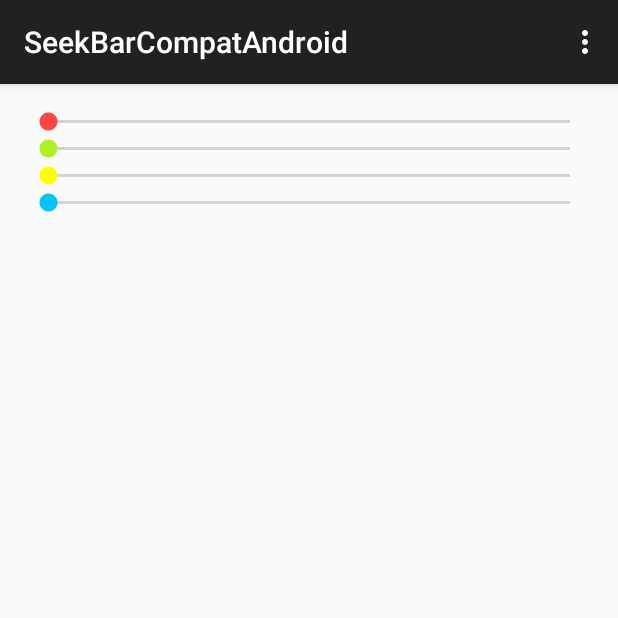
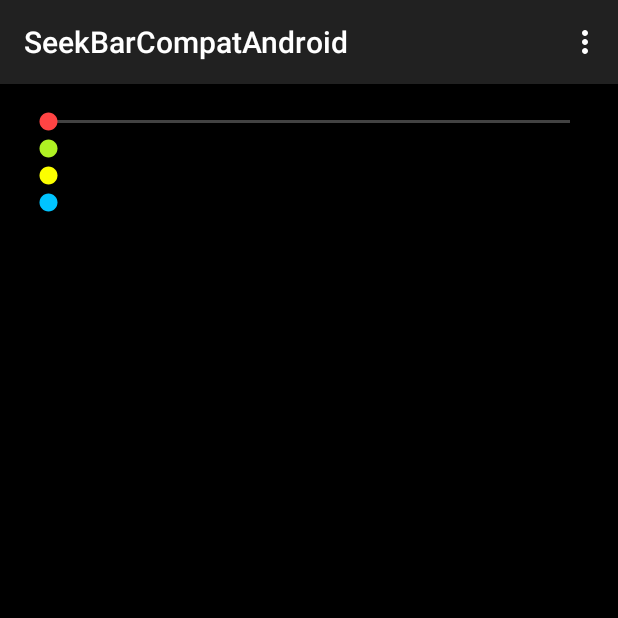
Before and after one commit to ahmedrizwan/SeekBarCompat, an Android app: the screen it shows after launch (MainActivity), on a phone screen of 412 x 824 dp, the top half of it. Run offline under Robolectric (Android 15) with nearby library versions, the phone set to English and light mode, and no system bars.

Commit message:
Change progressBackground Color

```diff
--- a/app/src/main/java/app/minimize/com/seekbarcompatandroid/MainActivity.java
+++ b/app/src/main/java/app/minimize/com/seekbarcompatandroid/MainActivity.java
@@ -15,6 +15,7 @@ public class MainActivity extends AppCompatActivity {
         setContentView(R.layout.activity_main);
 
         SeekBarCompat seekBarCompat = (SeekBarCompat) findViewById(R.id.materialSeekBar);
+//        seekBarCompat.setThumbColor(Color.RED);
 
         SeekBarCompat seekBarCompatTwo = (SeekBarCompat) findViewById(R.id.materialSeekBarTwo);
 
--- a/app/src/main/res/layout/activity_main.xml
+++ b/app/src/main/res/layout/activity_main.xml
@@ -9,6 +9,7 @@
               android:paddingRight="@dimen/activity_horizontal_margin"
               android:orientation="vertical"
               android:paddingTop="@dimen/activity_vertical_margin"
+              android:background="@android:color/black"
               tools:context=".MainActivity">
 
     <app.minimize.com.seek_bar_compat.SeekBarCompat
@@ -16,6 +17,7 @@
         android:layout_width="match_parent"
         android:layout_height="wrap_content"
         android:maxHeight="300sp"
+        app:progressBackgroundColor="#FFFF"
         app:progressColor="#AFF123"
         app:thumbColor="#FF4444"/>
 
--- a/seekbar-compat/src/main/java/app/minimize/com/seek_bar_compat/SeekBarCompat.java
+++ b/seekbar-compat/src/main/java/app/minimize/com/seek_bar_compat/SeekBarCompat.java
@@ -30,7 +30,7 @@ public class SeekBarCompat extends SeekBar implements View.OnTouchListener {
     /***
      * Thumb and Progress colors
      */
-    int mThumbColor, mProgressColor;
+    int mThumbColor, mProgressColor, mProgressBackgroundColor;
 
     /***
      * Thumb drawable
@@ -62,9 +62,17 @@ public class SeekBarCompat extends SeekBar implements View.OnTouchListener {
     };
 
     /***
+     * Default colors to be black for Progress ColorStateList
+     */
+    int[] colorsProgressBackground = new int[]{
+            Color.BLACK,
+            Color.BLACK
+    };
+
+    /***
      * ColorStateList objects
      */
-    ColorStateList mColorStateListThumb, mColorStateListProgress;
+    ColorStateList mColorStateListThumb, mColorStateListProgress, mColorStateListProgressBackground;
 
     /***
      * Updates the thumbColor dynamically
@@ -132,16 +140,28 @@ public class SeekBarCompat extends SeekBar implements View.OnTouchListener {
         try {
             mThumbColor = a.getColor(R.styleable.SeekBarCompat_thumbColor, getPrimaryColorFromSelectedTheme(context));
             mProgressColor = a.getColor(R.styleable.SeekBarCompat_progressColor, getPrimaryColorFromSelectedTheme(context));
+            mProgressBackgroundColor = a.getColor(R.styleable.SeekBarCompat_progressBackgroundColor, Color.BLACK);
 
+            //Thumb Color
             colorsThumb[0] = mThumbColor;
             colorsThumb[1] = mThumbColor;
             mColorStateListThumb = new ColorStateList(states, colorsThumb);
+
+            //Progress Color
             colorsProgress[0] = mProgressColor;
             colorsProgress[1] = mProgressColor;
             mColorStateListProgress = new ColorStateList(states, colorsProgress);
+
+            //Progress Background Color
+            colorsProgressBackground[0] = mProgressBackgroundColor;
+            colorsProgressBackground[1] = mProgressBackgroundColor;
+            mColorStateListProgressBackground = new ColorStateList(states, colorsProgressBackground);
+
             if (Build.VERSION.SDK_INT >= Build.VERSION_CODES.LOLLIPOP) {
                 setThumbTintList(mColorStateListThumb);
                 setProgressTintList(mColorStateListProgress);
+                setProgressBackgroundTintList(mColorStateListProgressBackground);
+
             } else {
                 //load up the drawable and apply color
                 mThumb = ContextCompat.getDrawable(context, R.drawable.ic_circle);
@@ -151,13 +171,16 @@ public class SeekBarCompat extends SeekBar implements View.OnTouchListener {
                 LayerDrawable ld = (LayerDrawable) getProgressDrawable();
                 ld.setColorFilter(mProgressColor, PorterDuff.Mode.SRC_IN);
 
+                setBackgroundDrawable(new SeekBarBackgroundDrawable(context, mProgressBackgroundColor,
+                        getResources().getDimension(R.dimen.default_margin)));
+
                 setOnTouchListener(this);
 
                 triggerMethodOnceViewIsDisplayed(this, new Callable<Void>() {
                     @Override
                     public Void call() throws Exception {
                         ViewGroup.LayoutParams layoutParams = getLayoutParams();
-                        layoutParams.height = (int) (mThumb.getIntrinsicHeight() * 1.5);
+                        layoutParams.height = (int) (mThumb.getIntrinsicHeight() * 1.1);
                         setLayoutParams(layoutParams);
 
                         return null;
@@ -219,8 +242,8 @@ public class SeekBarCompat extends SeekBar implements View.OnTouchListener {
      */
     @Override
     public boolean onTouch(final View v, final MotionEvent event) {
+//        if(Build.VERSION.SDK_INT < 20)
         switch (event.getAction()) {
-
             case MotionEvent.ACTION_DOWN:
                 // Pressed state
                 updateThumb(mThumbColor, (float) 1.1);
@@ -249,8 +272,9 @@ public class SeekBarCompat extends SeekBar implements View.OnTouchListener {
 
     /***
      * Draws scaled version of the thumb from bitmap
+     *
      * @param thumbColor color
-     * @param scale scale value
+     * @param scale      scale value
      */
     private void updateThumb(final int thumbColor, final float scale) {
         int h = mThumb.getIntrinsicHeight(); //scale the size of thumb to 1.1
@@ -264,10 +288,11 @@ public class SeekBarCompat extends SeekBar implements View.OnTouchListener {
 
     /***
      * Draws the thumb from bitmap
+     *
      * @param thumbColor color
      */
-    private void updateThumb(final int thumbColor){
-        int h = (int) (mThumb.getIntrinsicHeight()*0.6); //scale the size of thumb to 1.1
+    private void updateThumb(final int thumbColor) {
+        int h = (int) (mThumb.getIntrinsicHeight() * 0.6); //scale the size of thumb to 1.1
         Bitmap bmpOrg = ((BitmapDrawable) mThumb).getBitmap();
         Bitmap bmpScaled = Bitmap.createScaledBitmap(bmpOrg, h, h, true); //height=width
         Drawable newThumb = new BitmapDrawable(getResources(), bmpScaled);
--- a/seekbar-compat/src/main/res/values/attrs.xml
+++ b/seekbar-compat/src/main/res/values/attrs.xml
@@ -3,5 +3,6 @@
     <declare-styleable name="SeekBarCompat">
         <attr name="thumbColor" format="color" />
         <attr name="progressColor" format="color"/>
+        <attr name="progressBackgroundColor" format="color"/>
     </declare-styleable>
 </resources>
--- /dev/null
+++ b/seekbar-compat/src/main/res/values/dimens.xml
@@ -0,0 +1,5 @@
+<?xml version="1.0" encoding="utf-8"?>
+<resources>
+    <dimen name="one_dp">1dp</dimen>
+    <dimen name="default_margin">16sp</dimen>
+</resources>
```
Also changed, not shown: seekbar-compat/src/main/java/app/minimize/com/seek_bar_compat/SeekBarBackgroundDrawable.java (added, +42 -0 lines), 2 other files.
